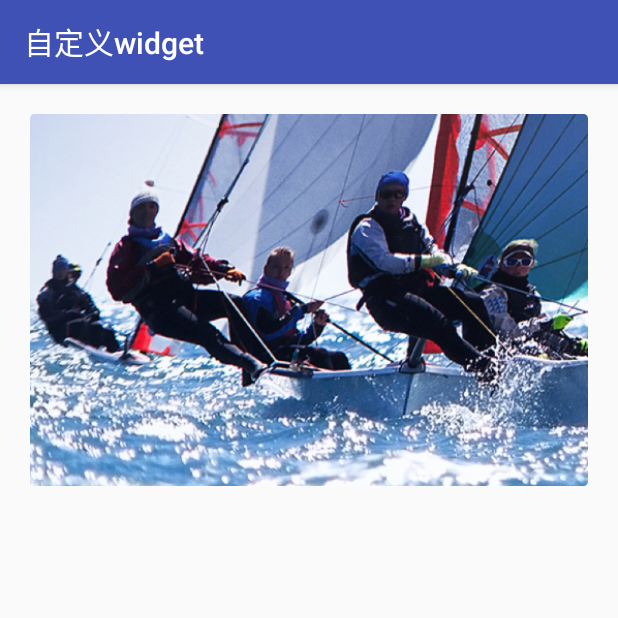
After one commit to shixin58/WaterlooBridge, an Android app: the CustomWidgetActivity screen opened directly, with no data from a screen before it, on a phone screen of 412 x 824 dp, the top half of it. The commit adds this screen. Run offline under Robolectric (Android 15) with nearby library versions, the phone set to English and light mode, and no system bars.

Commit message:
新增RoundCornerImageView

```diff
--- a/app/src/main/AndroidManifest.xml
+++ b/app/src/main/AndroidManifest.xml
@@ -26,5 +26,9 @@
         <activity android:name=".activities.DrawSmallIconActivity"
             android:screenOrientation="portrait"
             android:label="@string/draw_small_icon"/>
+
+        <activity android:name=".activities.CustomWidgetActivity"
+            android:screenOrientation="portrait"
+            android:label="@string/custom_widget"/>
     </application>
 </manifest>
--- /dev/null
+++ b/app/src/main/java/com/victor/utils/activities/CustomWidgetActivity.java
@@ -0,0 +1,19 @@
+package com.victor.utils.activities;
+
+import android.os.Bundle;
+import android.support.annotation.Nullable;
+import android.support.v7.app.AppCompatActivity;
+
+import com.victor.utils.R;
+
+/**
+ * <p>Created by shixin on 2018/4/5.
+ */
+public class CustomWidgetActivity extends AppCompatActivity {
+
+    @Override
+    protected void onCreate(@Nullable Bundle savedInstanceState) {
+        super.onCreate(savedInstanceState);
+        setContentView(R.layout.activity_custom_widget);
+    }
+}
--- a/app/src/main/java/com/victor/utils/repository/HomeRepository.java
+++ b/app/src/main/java/com/victor/utils/repository/HomeRepository.java
@@ -2,6 +2,7 @@ package com.victor.utils.repository;
 
 import com.victor.utils.R;
 import com.victor.utils.ResUtils;
+import com.victor.utils.activities.CustomWidgetActivity;
 import com.victor.utils.activities.DrawSmallIconActivity;
 import com.victor.utils.activities.FollowAnimationActivity;
 import com.victor.utils.model.HomeModel;
@@ -20,6 +21,8 @@ public class HomeRepository {
         list.add(homeModel);
         HomeModel homeModel1 = new HomeModel(DrawSmallIconActivity.class, ResUtils.getString(R.string.draw_small_icon));
         list.add(homeModel1);
+        HomeModel homeModel2 = new HomeModel(CustomWidgetActivity.class, ResUtils.getString(R.string.custom_widget));
+        list.add(homeModel2);
         return list;
     }
 }
--- /dev/null
+++ b/app/src/main/java/com/victor/utils/widget/RoundCornerImageView.java
@@ -0,0 +1,51 @@
+package com.victor.utils.widget;
+
+import android.content.Context;
+import android.content.res.TypedArray;
+import android.graphics.Canvas;
+import android.graphics.DrawFilter;
+import android.graphics.Paint;
+import android.graphics.PaintFlagsDrawFilter;
+import android.graphics.Path;
+import android.graphics.RectF;
+import android.support.annotation.Nullable;
+import android.support.v7.widget.AppCompatImageView;
+import android.util.AttributeSet;
+
+import com.victor.utils.R;
+
+/**
+ * <p>Created by shixin on 2018/4/3.
+ */
+public class RoundCornerImageView extends AppCompatImageView {
+
+    private Path path = new Path();
+    private RectF rectF = new RectF();
+    private float[] radii = new float[8];
+    private DrawFilter drawFilter = new PaintFlagsDrawFilter(0, Paint.ANTI_ALIAS_FLAG| Paint.FILTER_BITMAP_FLAG);
+
+    public RoundCornerImageView(Context context) {
+        super(context);
+    }
+
+    public RoundCornerImageView(Context context, @Nullable AttributeSet attrs) {
+        super(context, attrs);
+        if (attrs != null) {
+            TypedArray a = getContext().obtainStyledAttributes(attrs, R.styleable.RoundCornerImageView, 0, 0);
+            float radius = a.getDimension(R.styleable.RoundCornerImageView_corner_radius, 0f);
+            for(int i=0;i<radii.length;i++) {
+                radii[i] = radius;
+            }
+            a.recycle();
+        }
+    }
+
+    @Override
+    protected void onDraw(Canvas canvas) {
+        rectF.set(0, 0, this.getWidth(), this.getHeight());
+        path.addRoundRect(rectF, radii, Path.Direction.CW);
+        canvas.setDrawFilter(drawFilter);
+        canvas.clipPath(path);
+        super.onDraw(canvas);
+    }
+}
--- /dev/null
+++ b/app/src/main/res/layout/activity_custom_widget.xml
@@ -0,0 +1,20 @@
+<?xml version="1.0" encoding="utf-8"?>
+<android.support.constraint.ConstraintLayout xmlns:android="http://schemas.android.com/apk/res/android"
+    android:layout_width="match_parent"
+    android:layout_height="match_parent"
+    xmlns:app="http://schemas.android.com/apk/res-auto">
+
+    <com.victor.utils.widget.RoundCornerImageView
+        android:layout_width="0dp"
+        android:layout_height="0dp"
+        app:layout_constraintLeft_toLeftOf="parent"
+        app:layout_constraintRight_toRightOf="parent"
+        app:layout_constraintTop_toTopOf="parent"
+        app:layout_constraintDimensionRatio="3:2"
+        android:layout_marginLeft="20dp"
+        android:layout_marginRight="20dp"
+        android:layout_marginTop="20dp"
+        app:corner_radius="3dp"
+        android:scaleType="centerCrop"
+        android:src="@drawable/sailboat_race"/>
+</android.support.constraint.ConstraintLayout>
--- /dev/null
+++ b/app/src/main/res/values/attrs.xml
@@ -0,0 +1,6 @@
+<?xml version="1.0" encoding="utf-8"?>
+<resources>
+    <declare-styleable name="RoundCornerImageView">
+        <attr name="corner_radius" format="dimension"/>
+    </declare-styleable>
+</resources>
--- a/app/src/main/res/values/strings.xml
+++ b/app/src/main/res/values/strings.xml
@@ -1,7 +1,9 @@
 <resources>
     <string name="app_name">VictorUtils</string>
+
     <string name="follow_animation">关注动画</string>
     <string name="draw_small_icon">绘制小icon</string>
+    <string name="custom_widget">自定义widget</string>
 
     <string name="dog">泰迪犬</string>
 </resources>
```
Also changed, not shown: app/src/main/res/drawable-xhdpi/sailboat_race.png (added).
